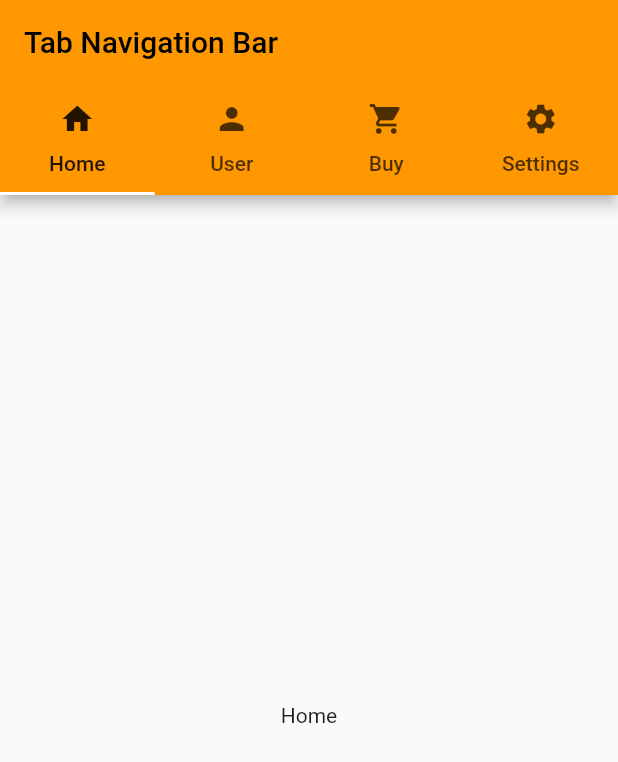
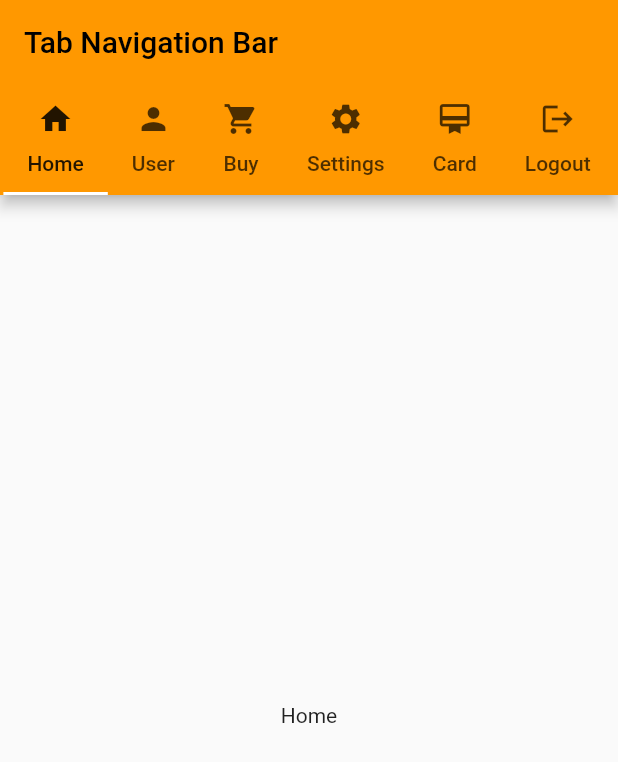
Before and after one commit to CroAnna/RAMPU-tab-bar-navigation, a Flutter app: the screen it shows after launch, on a phone screen of 412 x 824 dp. Shown: the top 762 px of the screen. Run offline on Flutter 3.47's test engine with Material 2 defaults, Android fonts, the light colour scheme and no system bars.

Commit message:
dodana mogucnost scrollanja

```diff
--- a/lib/main.dart
+++ b/lib/main.dart
@@ -27,11 +27,12 @@ class _RootPageState extends State<RootPage> {
   @override
   Widget build(BuildContext context) {
     return DefaultTabController(
-        length: 4,
+        length: 6,
         child: Scaffold(
             appBar: AppBar(
               title: const Text("Tab Navigation Bar"),
               bottom: const TabBar(
+                isScrollable: true,
                 tabs: [
                   Tab(
                     text: "Home",
@@ -48,6 +49,14 @@ class _RootPageState extends State<RootPage> {
                   Tab(
                     text: "Settings",
                     icon: Icon(Icons.settings),
+                  ),
+                  Tab(
+                    text: "Card",
+                    icon: Icon(Icons.card_membership),
+                  ),
+                  Tab(
+                    text: "Logout",
+                    icon: Icon(Icons.logout),
                   )
                 ],
               ),
@@ -57,7 +66,9 @@ class _RootPageState extends State<RootPage> {
                 Center(child: Text("Home")),
                 Center(child: Text("User")),
                 Center(child: Text("Buy")),
-                Center(child: Text("Settings"))
+                Center(child: Text("Settings")),
+                Center(child: Text("Cards")),
+                Center(child: Text("Logout"))
               ],
             )));
   }
```
